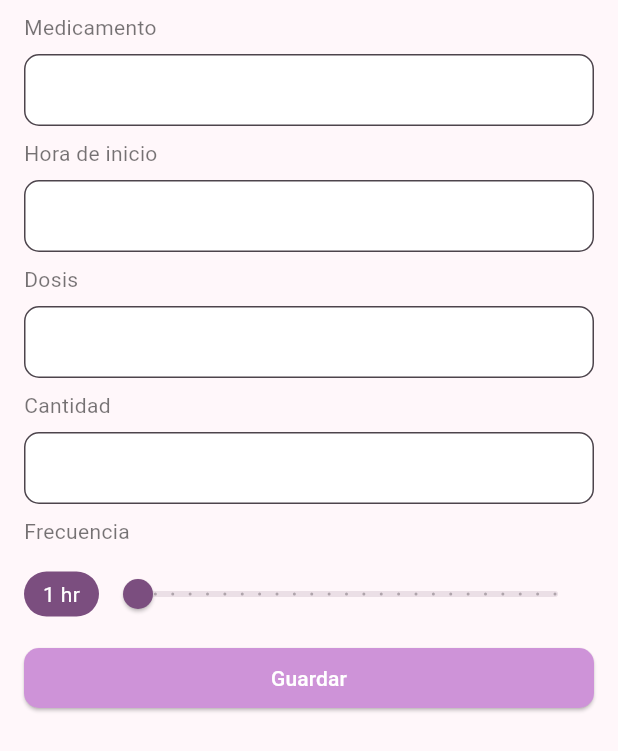
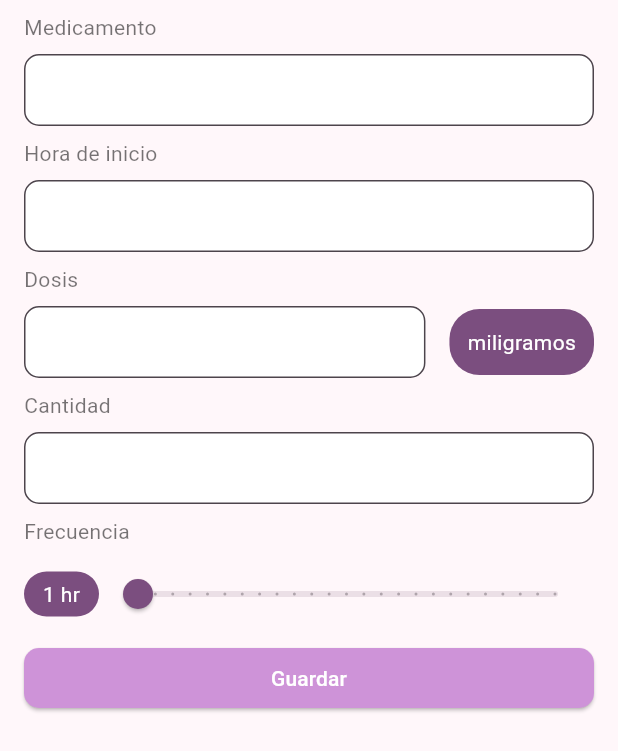
Before and after one commit to ttip-mascotas/front, a Flutter app: the TreatmentForm widget shown alone on an empty page, opened directly, on a phone screen of 412 x 824 dp. Shown: the top 751 px of the screen. Run offline on Flutter 3.47's test engine with Material 3 defaults, Android fonts, the phone set to English and light mode, and no system bars; our stand-ins replace equatable, file_picker, flutter_bloc, flutter_local_notifications, flutter_timezone, image_picker and 1 more; missing offline and left inert: flutter_file_downloader; network calls fail.

Commit message:
Dosis en gramos (#26)
* dosis en gramos

* agregar la palabra gramos

* fix test

* cambiar a miligramos

* fix id notificaciones

```diff
--- a/lib/notifications/notifier.dart
+++ b/lib/notifications/notifier.dart
@@ -36,13 +36,15 @@ class Notifier {
     required DateTime scheduledDate,
     required String medicine,
     required String dose,
+    required String petName,
   }) async {
     try {
-      debugPrint("Se va a crear la notificacion a las ${scheduledDate}");
+      debugPrint(
+          "Se va a crear la notificacion a las $scheduledDate con el id $id");
       await scheduleNotification(
         id: id,
         title: 'Notificación de dosis',
-        body: 'Es hora de darle el medicamento: $medicine con la dosis: $dose',
+        body: 'Es hora de darle $dose miligramos de $medicine a $petName',
         scheduledDate: scheduledDate,
       );
       debugPrint("Se creo la notificacion exitosamente a las $scheduledDate");
--- a/lib/widget/treatment_detail.dart
+++ b/lib/widget/treatment_detail.dart
@@ -51,7 +51,7 @@ class TreatmentAttributes extends StatelessWidget {
             ),
           ),
           Text(
-            "Dosis: ${treatment.dose}",
+            "Dosis: ${treatment.dose} miligramos",
             style: const TextStyle(
               fontWeight: FontWeight.bold,
             ),
--- a/lib/widget/treatment_form.dart
+++ b/lib/widget/treatment_form.dart
@@ -52,9 +52,28 @@ class _TreatmentFormState extends State<TreatmentForm> {
           const InputTitle(
             title: "Dosis",
           ),
-          TextFormField(
-            controller: _doseController,
-            validator: emptyFieldValidator,
+          Row(
+            children: [
+              Expanded(
+                child: TextFormField(
+                  controller: _doseController,
+                  validator: numberGreaterThanZero,
+                  keyboardType: TextInputType.number,
+                ),
+              ),
+              const SizedBox(width: 16,),
+              Container(
+                padding: const EdgeInsets.all(12),
+                decoration: BoxDecoration(
+                  borderRadius: const BorderRadius.all(Radius.circular(20)),
+                  color: Theme.of(context).primaryColor,
+                ),
+                child: const Text(
+                  'miligramos',
+                  style: TextStyle(color: Colors.white),
+                ),
+              ),
+            ],
           ),
           const InputTitle(
             title: "Cantidad",
--- a/lib/widget/treatment_tab_view.dart
+++ b/lib/widget/treatment_tab_view.dart
@@ -49,7 +49,7 @@ class TreatmentItem extends StatelessWidget {
               icon: Icons.medication,
             ),
             TreatmentAttribute(
-              text: treatment.dose,
+              text: '${treatment.dose} miligramos',
               icon: Icons.numbers_rounded,
             ),
             TreatmentAttribute(
```
Also changed, not shown: lib/bloc/pet_bloc.dart (+9 -6 lines), 1 other file.
